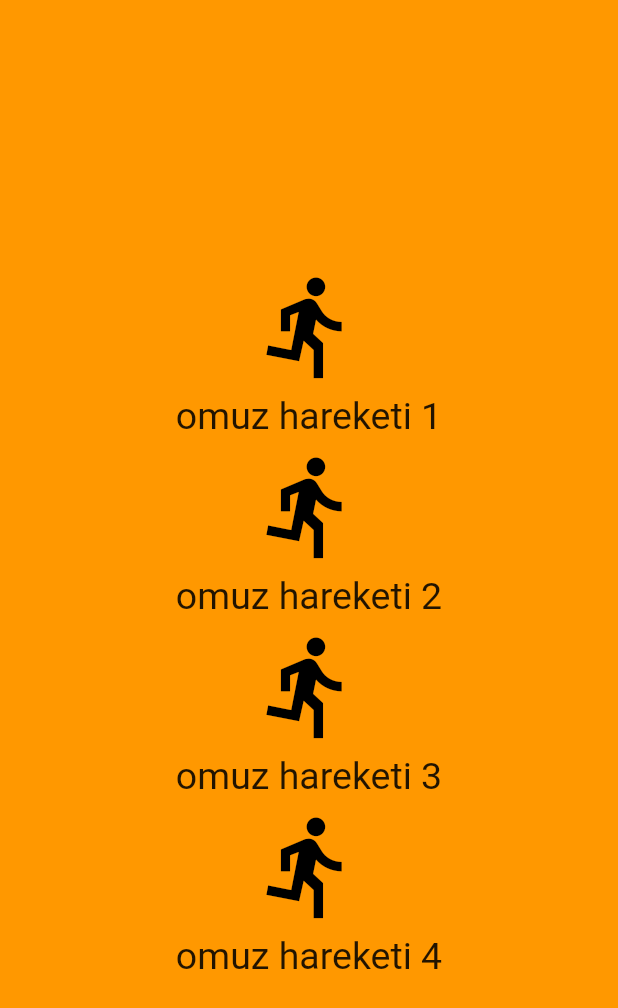
After one commit to keremcanozcan35/GymmerApplication, a Flutter app: the LoginPage3 screen opened directly, on a phone screen of 412 x 824 dp. The commit adds this screen. Shown: the top 1008 px of the screen. Run offline on Flutter 3.47's test engine with Material 2 defaults, Android fonts, the phone set to English and light mode, and no system bars.

Commit message:
Second Commit: Fixed the general page routines

```diff
--- /dev/null
+++ b/lib/login_page3.dart
@@ -0,0 +1,93 @@
+import 'package:flutter/material.dart';
+import 'home_page.dart';
+import 'login_page0.dart';
+
+class LoginPage3 extends StatefulWidget {
+  static String tag = 'login-page3';
+
+  // This widget is the root of your application.
+  @override
+  LoginPage3State createState() {
+    return new LoginPage3State();
+  }
+}
+
+class LoginPage3State extends State<LoginPage3> {
+  // static String get tag => null;
+
+  @override
+  Widget build(BuildContext context) {
+    return Scaffold(
+      backgroundColor: Colors.orange,
+      body: Center(
+        child: Column(
+          mainAxisSize: MainAxisSize.min,
+          children: <Widget>[
+            IconButton(
+              icon:Icon(Icons.directions_run),
+              tooltip: 'hareket 1 ',
+              color:Colors.black ,
+              iconSize: 75.0,
+              onPressed: (){
+                Navigator.of(context).pushNamed(HomePageState.tag);
+              },
+            ),
+            const Text.rich(
+              TextSpan(
+                  text: 'omuz hareketi 1',
+                  style: TextStyle(fontSize:25)
+              ),
+            ),
+            IconButton(
+              icon:Icon(Icons.directions_run),
+              tooltip: 'HAreket 2',
+              color: Colors.black,
+              iconSize: 75.0,
+              onPressed: (){
+                Navigator.of(context).pushNamed(HomePageState.tag);
+              },
+            ),
+            const Text.rich(
+              TextSpan(
+                  text: 'omuz hareketi 2',
+                  style: TextStyle(fontSize:25)
+              ),
+            ),
+            IconButton(
+              icon:Icon(Icons.directions_run),
+              tooltip: 'HAreket 3',
+              color: Colors.black,
+              iconSize: 75.0,
+              onPressed: (){
+                Navigator.of(context).pushNamed(HomePageState.tag);
+              },
+            ),
+            const Text.rich(
+              TextSpan(
+                  text: 'omuz hareketi 3',
+                  style: TextStyle(fontSize:25)
+              ),
+            ),
+            IconButton(
+              icon:Icon(Icons.directions_run),
+              tooltip: 'HAreket 4',
+              color: Colors.black,
+              iconSize: 75.0,
+              onPressed: (){
+                Navigator.of(context).pushNamed(HomePageState.tag);
+              },
+            ),
+            const Text.rich(
+              TextSpan(
+                  text: 'omuz hareketi 4',
+                  style: TextStyle(fontSize:25)
+              ),
+            ),
+          ],
+        ),
+      ),
+
+    );
+  }
+
+}
--- a/lib/welcomepage.dart
+++ b/lib/welcomepage.dart
@@ -25,7 +25,7 @@ class WelcomePageState extends State<WelcomePage> {
           children: <Widget>[
             IconButton(
               icon:Icon(Icons.accessibility),
-              tooltip: 'Let us start the Gymmer! ',
+              tooltip: 'Hadi Gymmer a başlayalım! ',
               color:Colors.black ,
               iconSize: 150.0,
               onPressed: (){
@@ -34,7 +34,7 @@ class WelcomePageState extends State<WelcomePage> {
             ),
             const Text.rich(
               TextSpan(
-                text: 'Let us start the Gymmer APP',
+                text: 'Hadi Gymmer ile başlayalım!',
                 style: TextStyle(fontSize: 25)
              ),
             ),
```
Also changed, not shown: lib/home_page.dart (+14 -8 lines), lib/login_page.dart (+26 -26 lines), lib/login_page2.dart (added, +93 -0 lines), lib/login_page4.dart (added, +93 -0 lines).
